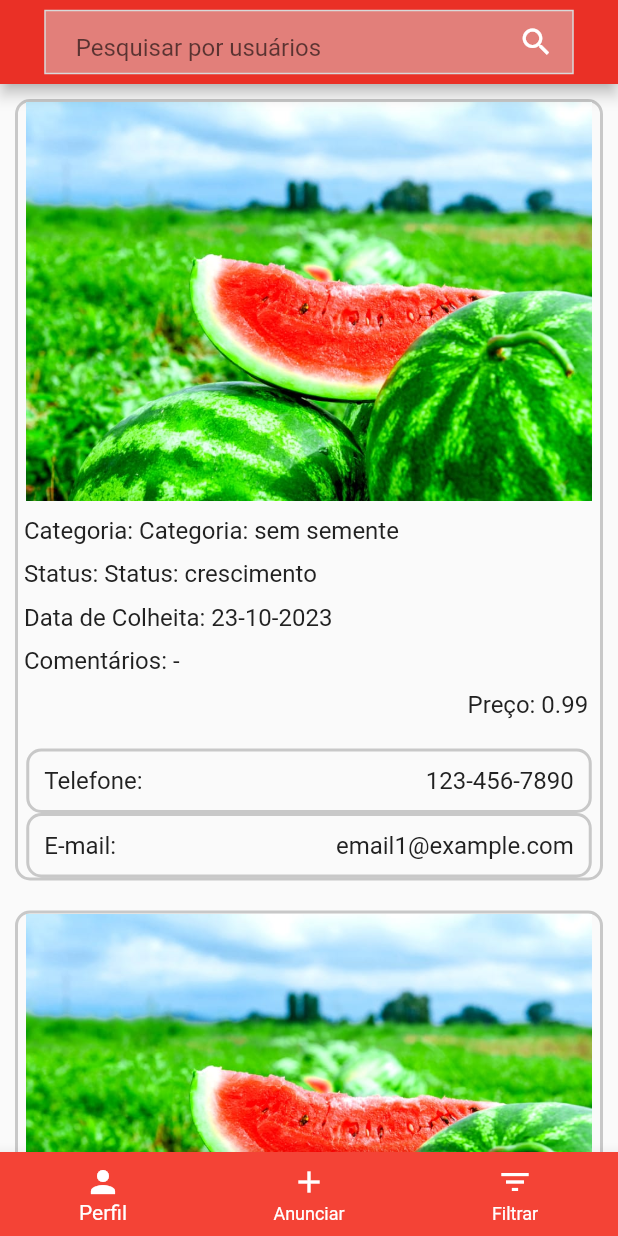
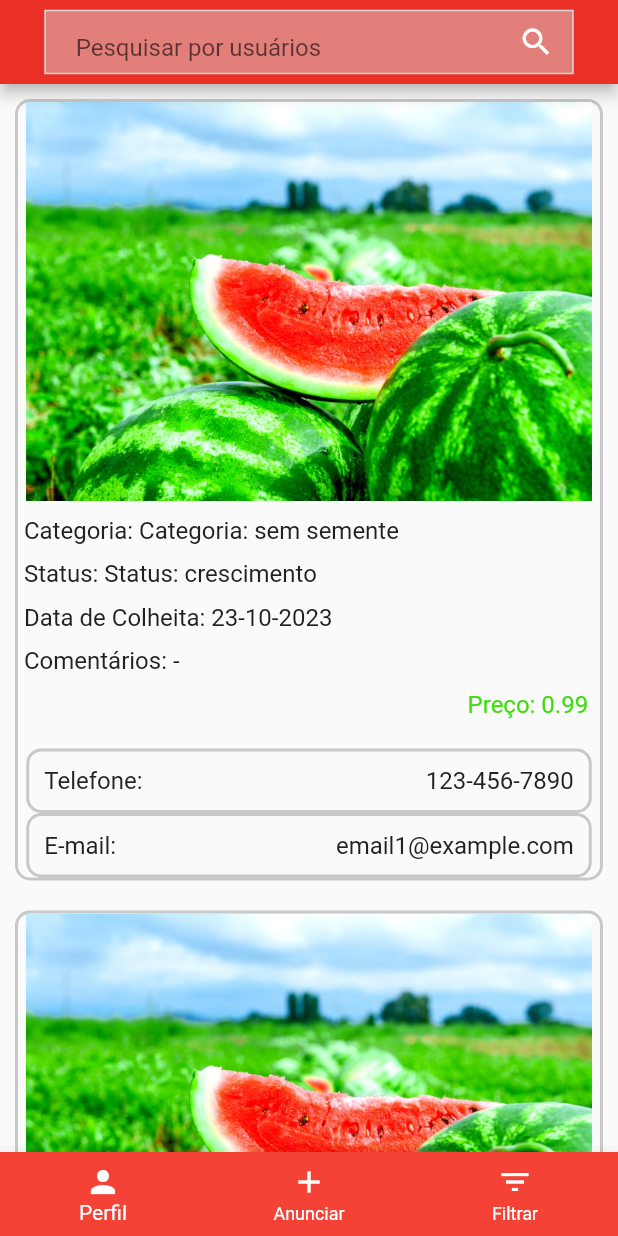
Before and after one commit to rayllander/melancia_express, a Flutter app: the HomePage screen opened by its route, on a phone screen of 412 x 824 dp. Run offline on Flutter 3.47's test engine with Material 2 defaults, Android fonts, the phone set to English and light mode, and no system bars.

Commit message:
alteraçao de cor

```diff
--- a/lib/view/pages/home_page.dart
+++ b/lib/view/pages/home_page.dart
@@ -157,15 +157,16 @@ class _HomePageState extends State<HomePage> {
                       //
                       //
                       Align(
-                        alignment: Alignment.centerRight, // Alinhe à direita
+                        alignment: Alignment.centerRight,
                         child: Text(
                           " Preço: ${widget.anuncioController.listaDeAnuncios[index].preco.toStringAsFixed(2)}  ",
                           style: TextStyle(
                             fontSize: 16,
+                            color: Color.fromRGBO(
+                                51, 219, 0, 0.945), // Set the color to green
                           ),
                         ),
                       ),
-
                       //
                       //
                       SizedBox(height: 10),
```
